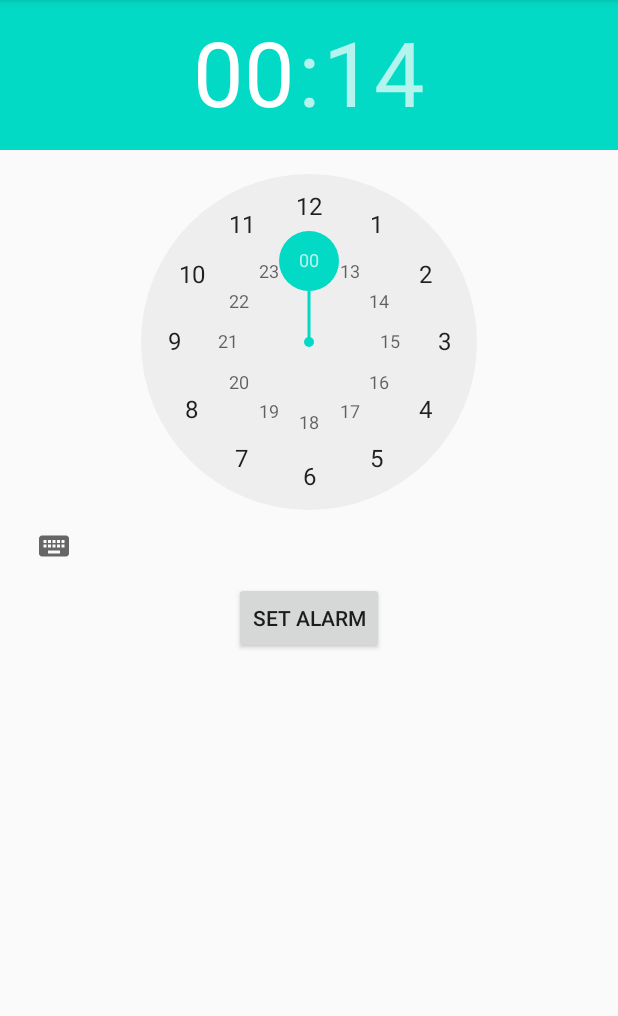
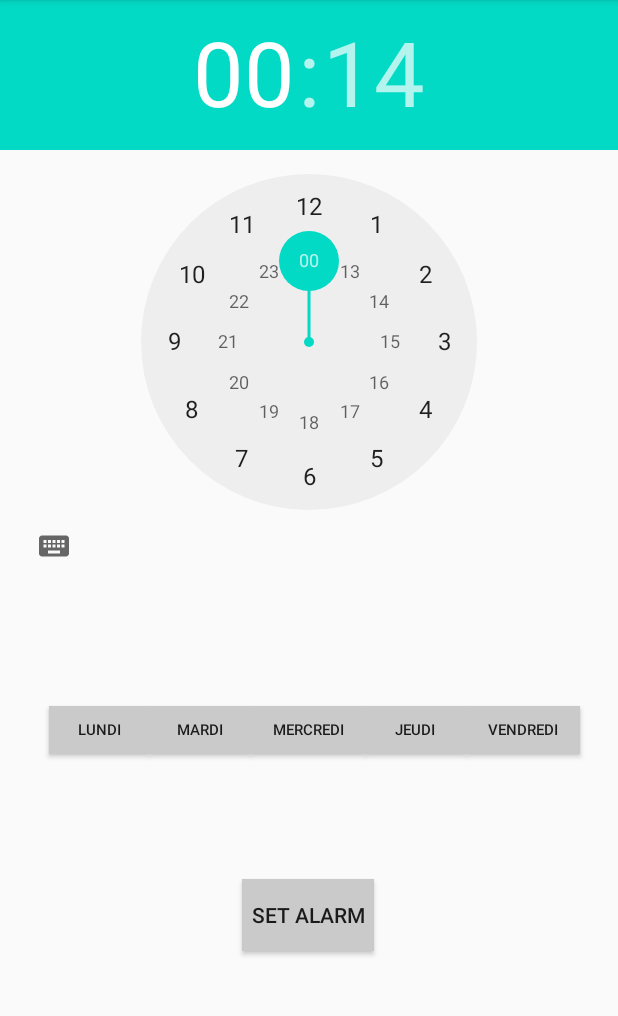
Before and after one commit to AlexandreBarde/ScheduleMobile, an Android app: the ParentsSetAlarmClock screen opened directly, with no data from a screen before it, after a tap on "SET ALARM", on a phone screen of 412 x 824 dp, the part 84-1100 px from its top. Run offline under Robolectric (Android 15) with nearby library versions, the phone set to English and light mode, and no system bars.

Commit message:
Set alarm buttons front

```diff
--- a/Schedule/app/src/main/java/fr/ynov/schedule/ParentsSetAlarmClock.java
+++ b/Schedule/app/src/main/java/fr/ynov/schedule/ParentsSetAlarmClock.java
@@ -4,19 +4,33 @@ import androidx.appcompat.app.AppCompatActivity;
 import androidx.core.app.ActivityCompat;
 
 import android.Manifest;
+import android.content.Context;
 import android.content.Intent;
+import android.graphics.Color;
 import android.os.Bundle;
 import android.provider.AlarmClock;
+import android.util.Log;
 import android.view.View;
 import android.widget.Button;
 import android.widget.TextView;
 import android.widget.TimePicker;
 
+import java.util.HashMap;
+import java.util.Map;
+
 public class ParentsSetAlarmClock extends AppCompatActivity implements View.OnClickListener {
+    Map clickedButtons = new HashMap<String, Boolean>();
+
     @Override
     protected void onCreate(Bundle savedInstanceState) {
         super.onCreate(savedInstanceState);
         setContentView(R.layout.activity_parents_set_alarm_clock);
+
+        clickedButtons.put("Lundi", false);
+        clickedButtons.put("Mardi", false);
+        clickedButtons.put("Mercredi", false);
+        clickedButtons.put("Jeudi", false);
+        clickedButtons.put("Vendredi", false);
 
         Button setAlarm = findViewById(R.id.setAlarm);
         setAlarm.setOnClickListener(this);
@@ -32,15 +46,48 @@ public class ParentsSetAlarmClock extends AppCompatActivity implements View.OnCl
             ActivityCompat.requestPermissions(this,
                     new String[]{Manifest.permission.SET_ALARM}, 0);
 
-
             TimePicker picker=(TimePicker)findViewById(R.id.alarmTimePicker);
             picker.setIs24HourView(true);
-
-            Intent intent = new Intent(AlarmClock.ACTION_SET_ALARM);
-            intent.putExtra(AlarmClock.EXTRA_HOUR,picker.getHour());
-            intent.putExtra(AlarmClock.EXTRA_MINUTES,picker.getMinute());
-
-            startActivity(intent);
+        }
+        if(view.getId() == R.id.lundi) {
+            clickedButtons.put("Lundi", !(Boolean)clickedButtons.get("Lundi"));
+            if((Boolean)clickedButtons.get("Lundi") == true) {
+                view.setBackgroundColor(Color.parseColor("#03DAC5"));
+            } else {
+                view.setBackgroundColor(Color.parseColor("#FFCACACA"));
+            }
+        }
+        if(view.getId() == R.id.mardi) {
+            clickedButtons.put("Mardi", !(Boolean)clickedButtons.get("Mardi"));
+            if((Boolean)clickedButtons.get("Mardi") == true) {
+                view.setBackgroundColor(Color.parseColor("#03DAC5"));
+            } else {
+                view.setBackgroundColor(Color.parseColor("#FFCACACA"));
+            }
+        }
+        if(view.getId() == R.id.mercredi) {
+            clickedButtons.put("Mercredi", !(Boolean)clickedButtons.get("Mercredi"));
+            if((Boolean)clickedButtons.get("Mercredi") == true) {
+                view.setBackgroundColor(Color.parseColor("#03DAC5"));
+            } else {
+                view.setBackgroundColor(Color.parseColor("#FFCACACA"));
+            }
+        }
+        if(view.getId() == R.id.jeudi) {
+            clickedButtons.put("Jeudi", !(Boolean)clickedButtons.get("Jeudi"));
+            if((Boolean)clickedButtons.get("Jeudi") == true) {
+                view.setBackgroundColor(Color.parseColor("#03DAC5"));
+            } else {
+                view.setBackgroundColor(Color.parseColor("#FFCACACA"));
+            }
+        }
+        if(view.getId() == R.id.vendredi) {
+            clickedButtons.put("Vendredi", !(Boolean)clickedButtons.get("Vendredi"));
+            if((Boolean)clickedButtons.get("Vendredi") == true) {
+                view.setBackgroundColor(Color.parseColor("#03DAC5"));
+            } else {
+                view.setBackgroundColor(Color.parseColor("#FFCACACA"));
+            }
         }
     }
 }
--- a/Schedule/app/src/main/res/layout/activity_parents_set_alarm_clock.xml
+++ b/Schedule/app/src/main/res/layout/activity_parents_set_alarm_clock.xml
@@ -17,15 +17,94 @@
         app:layout_constraintStart_toStartOf="parent"
         app:layout_constraintTop_toTopOf="parent"
         tools:ignore="MissingConstraints" />
-    />
 
     <Button
         android:id="@+id/setAlarm"
         android:layout_width="wrap_content"
         android:layout_height="wrap_content"
+        android:layout_marginTop="64dp"
+        android:background="#CACACA"
         android:text="set alarm"
+        app:layout_constraintBottom_toBottomOf="parent"
         app:layout_constraintEnd_toEndOf="parent"
+        app:layout_constraintHorizontal_bias="0.498"
         app:layout_constraintStart_toStartOf="parent"
         app:layout_constraintTop_toBottomOf="@+id/alarmTimePicker" />
 
+    <Button
+        android:id="@+id/lundi"
+        android:layout_width="67dp"
+        android:layout_height="32dp"
+        android:background="#CACACA"
+        android:onClick="onClick"
+        android:text="Lundi"
+        android:textSize="10sp"
+        app:layout_constraintBottom_toTopOf="@+id/setAlarm"
+        app:layout_constraintEnd_toStartOf="@+id/mardi"
+        app:layout_constraintHorizontal_bias="1.0"
+        app:layout_constraintStart_toStartOf="parent"
+        app:layout_constraintTop_toBottomOf="@+id/alarmTimePicker"
+        app:layout_constraintVertical_bias="0.496"
+        tools:ignore="MissingConstraints" />
+
+    <Button
+        android:id="@+id/mardi"
+        android:layout_width="67dp"
+        android:layout_height="32dp"
+        android:background="#CACACA"
+        android:onClick="onClick"
+        android:text="Mardi"
+        android:textSize="10sp"
+        app:layout_constraintBottom_toTopOf="@+id/setAlarm"
+        app:layout_constraintEnd_toStartOf="@+id/mercredi"
+        app:layout_constraintTop_toBottomOf="@+id/alarmTimePicker"
+        app:layout_constraintVertical_bias="0.496"
+        tools:ignore="MissingConstraints" />
+
+    <Button
+        android:id="@+id/mercredi"
+        android:layout_width="76dp"
+        android:layout_height="32dp"
+        android:background="#CACACA"
+        android:onClick="onClick"
+        android:text="Mercredi"
+        android:textSize="10sp"
+        app:layout_constraintBottom_toTopOf="@+id/setAlarm"
+        app:layout_constraintEnd_toEndOf="parent"
+        app:layout_constraintHorizontal_bias="0.498"
+        app:layout_constraintStart_toStartOf="parent"
+        app:layout_constraintTop_toBottomOf="@+id/alarmTimePicker"
+        app:layout_constraintVertical_bias="0.496"
+        tools:ignore="MissingConstraints" />
+
+    <Button
+        android:id="@+id/jeudi"
+        android:layout_width="67dp"
+        android:layout_height="32dp"
+        android:background="#CACACA"
+        android:onClick="onClick"
+        android:text="Jeudi"
+        android:textSize="10sp"
+        app:layout_constraintBottom_toTopOf="@+id/setAlarm"
+        app:layout_constraintStart_toEndOf="@+id/mercredi"
+        app:layout_constraintTop_toBottomOf="@+id/alarmTimePicker"
+        app:layout_constraintVertical_bias="0.496"
+        tools:ignore="MissingConstraints" />
+
+    <Button
+        android:id="@+id/vendredi"
+        android:layout_width="76dp"
+        android:layout_height="32dp"
+        android:background="#CACACA"
+        android:onClick="onClick"
+        android:text="Vendredi"
+        android:textSize="10sp"
+        app:layout_constraintBottom_toTopOf="@+id/setAlarm"
+        app:layout_constraintEnd_toEndOf="parent"
+        app:layout_constraintHorizontal_bias="0.0"
+        app:layout_constraintStart_toEndOf="@+id/jeudi"
+        app:layout_constraintTop_toBottomOf="@+id/alarmTimePicker"
+        app:layout_constraintVertical_bias="0.496"
+        tools:ignore="MissingConstraints" />
+
 </androidx.constraintlayout.widget.ConstraintLayout>
```
